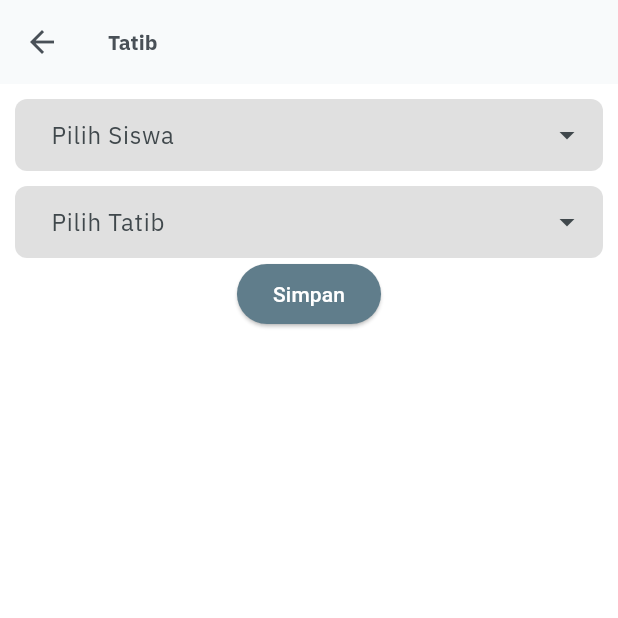
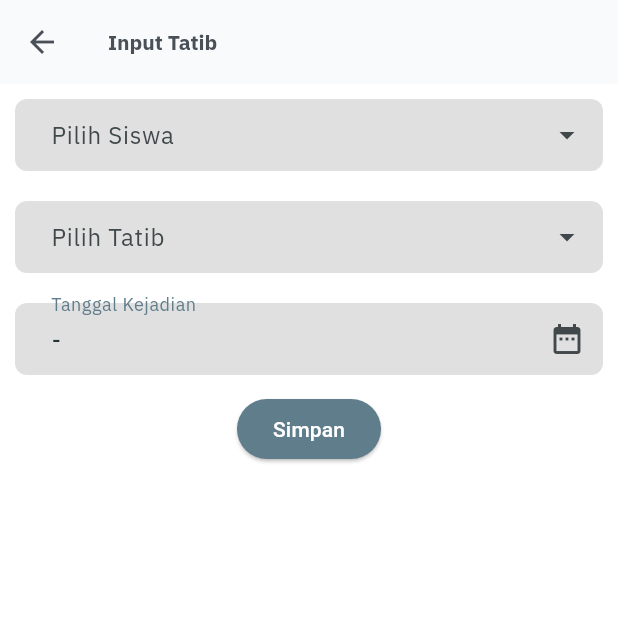
Before and after one commit to hairus/sidemitApps, a Flutter app: the MainNavigationView screen opened directly, after a tap on "tatib", on a phone screen of 412 x 824 dp, the top half of it. Run offline on Flutter 3.47's test engine with Material 3 defaults, Android fonts, the phone set to English and light mode, and no system bars; drawn by our look-alikes of dropdown_search; our stand-ins replace cached_network_image, carousel_slider, dio, file_picker, flutter_animate, flutter_image_compress and 11 more; missing offline and left inert: faker_dart; accounts and stored records are empty; network calls fail.

```diff
--- a/config.json
+++ b/config.json
@@ -1,7 +1,8 @@
 {
     "modules": [
         "login",
-        "tatib"
+        "tatib",
+        "pointday"
     ],
     "module_directory_name": "module",
     "experimental_mode": false,
--- a/lib/core.dart
+++ b/lib/core.dart
@@ -20,10 +20,14 @@ export 'package:hyper_ui/module/main_navigation/controller/main_navigation_contr
 export 'package:hyper_ui/module/main_navigation/view/main_navigation_view.dart';
 export 'package:hyper_ui/module/order/controller/order_controller.dart';
 export 'package:hyper_ui/module/order/view/order_view.dart';
+export 'package:hyper_ui/module/pointday/controller/pointday_controller.dart';
+export 'package:hyper_ui/module/pointday/view/pointday_view.dart';
 export 'package:hyper_ui/module/profile/controller/profile_controller.dart';
 export 'package:hyper_ui/module/profile/view/profile_view.dart';
 export 'package:hyper_ui/module/tatib/controller/tatib_controller.dart';
 export 'package:hyper_ui/module/tatib/view/tatib_view.dart';
+export 'package:hyper_ui/service/auth_services/auth_services.dart';
+export 'package:hyper_ui/service/kelas_siswa/kelas_siswa.dart';
 export 'package:hyper_ui/setup.dart';
 export 'package:hyper_ui/shared/theme/theme.dart';
 export 'package:hyper_ui/shared/theme/theme_config.dart';
--- /dev/null
+++ b/lib/model/point_siswa.dart
@@ -0,0 +1,140 @@
+// To parse this JSON data, do
+//
+//     final pointSiswa = pointSiswaFromJson(jsonString);
+
+import 'dart:convert';
+
+List<PointSiswa> pointSiswaFromJson(String str) =>
+    List<PointSiswa>.from(json.decode(str).map((x) => PointSiswa.fromJson(x)));
+
+String pointSiswaToJson(List<PointSiswa> data) =>
+    json.encode(List<dynamic>.from(data.map((x) => x.toJson())));
+
+class PointSiswa {
+  int id;
+  int nis;
+  int kelasId;
+  int point;
+  int guruId;
+  int tasId;
+  String ket;
+  DateTime createdAt;
+  DateTime updatedAt;
+  int subTatibId;
+  DateTime tgl;
+  Users users;
+
+  PointSiswa({
+    required this.id,
+    required this.nis,
+    required this.kelasId,
+    required this.point,
+    required this.guruId,
+    required this.tasId,
+    required this.ket,
+    required this.createdAt,
+    required this.updatedAt,
+    required this.subTatibId,
+    required this.tgl,
+    required this.users,
+  });
+
+  factory PointSiswa.fromJson(Map<String, dynamic> json) => PointSiswa(
+        id: json["id"],
+        nis: json["nis"],
+        kelasId: json["kelas_id"],
+        point: json["point"],
+        guruId: json["guru_id"],
+        tasId: json["tas_id"],
+        ket: json["ket"],
+        createdAt: DateTime.parse(json["created_at"]),
+        updatedAt: DateTime.parse(json["updated_at"]),
+        subTatibId: json["sub_tatib_id"],
+        tgl: DateTime.parse(json["tgl"]),
+        users: Users.fromJson(json["users"]),
+      );
+
+  Map<String, dynamic> toJson() => {
+        "id": id,
+        "nis": nis,
+        "kelas_id": kelasId,
+        "point": point,
+        "guru_id": guruId,
+        "tas_id": tasId,
+        "ket": ket,
+        "created_at": createdAt.toIso8601String(),
+        "updated_at": updatedAt.toIso8601String(),
+        "sub_tatib_id": subTatibId,
+        "tgl":
+            "${tgl.year.toString().padLeft(4, '0')}-${tgl.month.toString().padLeft(2, '0')}-${tgl.day.toString().padLeft(2, '0')}",
+        "users": users.toJson(),
+      };
+}
+
+class Users {
+  int id;
+  String username;
+  String name;
+  String email;
+  int role;
+  int subRole;
+  int tatib;
+  String ket;
+  int nis;
+  String status;
+  dynamic nip;
+  DateTime createdAt;
+  DateTime updatedAt;
+  dynamic deletedAt;
+
+  Users({
+    required this.id,
+    required this.username,
+    required this.name,
+    required this.email,
+    required this.role,
+    required this.subRole,
+    required this.tatib,
+    required this.ket,
+    required this.nis,
+    required this.status,
+    required this.nip,
+    required this.createdAt,
+    required this.updatedAt,
+    required this.deletedAt,
+  });
+
+  factory Users.fromJson(Map<String, dynamic> json) => Users(
+        id: json["id"],
+        username: json["username"],
+        name: json["name"],
+        email: json["email"],
+        role: json["role"],
+        subRole: json["subRole"],
+        tatib: json["tatib"],
+        ket: json["ket"],
+        nis: json["nis"],
+        status: json["status"],
+        nip: json["nip"],
+        createdAt: DateTime.parse(json["created_at"]),
+        updatedAt: DateTime.parse(json["updated_at"]),
+        deletedAt: json["deleted_at"],
+      );
+
+  Map<String, dynamic> toJson() => {
+        "id": id,
+        "username": username,
+        "name": name,
+        "email": email,
+        "role": role,
+        "subRole": subRole,
+        "tatib": tatib,
+        "ket": ket,
+        "nis": nis,
+        "status": status,
+        "nip": nip,
+        "created_at": createdAt.toIso8601String(),
+        "updated_at": updatedAt.toIso8601String(),
+        "deleted_at": deletedAt,
+      };
+}
--- a/lib/module/main_navigation/view/main_navigation_view.dart
+++ b/lib/module/main_navigation/view/main_navigation_view.dart
@@ -23,7 +23,7 @@ class MainNavigationView extends StatefulWidget {
                       List menus = [
                         {
                           "icon":
-                              "https://cdn-icons-png.flaticon.com/128/878/878052.png",
+                              "https://w7.pngwing.com/pngs/804/128/png-transparent-vienna-convention-on-road-traffic-priority-signs-stop-sign-vienna-convention-on-road-signs-and-signals-traffic-sign-stop-sign-template-text-trademark-logo.png",
                           "label": "tatib",
                           "onTap": () {
                             Get.to(TatibView());
@@ -31,55 +31,57 @@ class MainNavigationView extends StatefulWidget {
                         },
                         {
                           "icon":
-                              "https://cdn-icons-png.flaticon.com/128/3595/3595455.png",
-                          "label": "Pizza",
-                          "onTap": () {},
+                              "https://c0.klipartz.com/pngpicture/937/60/gratis-png-belajar-angka-icon-test-novato-thumbnail.png",
+                          "label": "PoinDay",
+                          "onTap": () {
+                            Get.to(PointdayView());
                           },
-                        {
-                          "icon":
-                              "https://cdn-icons-png.flaticon.com/128/2718/2718224.png",
-                          "label": "Noodles",
-                          "onTap": () {},
                         },
-                        {
-                          "icon":
-                              "https://cdn-icons-png.flaticon.com/128/8060/8060549.png",
-                          "label": "Meat",
-                          "onTap": () {},
-                        },
-                        {
-                          "icon":
-                              "https://cdn-icons-png.flaticon.com/128/454/454570.png",
-                          "label": "Soup",
-                          "onTap": () {},
-                        },
-                        {
-                          "icon":
-                              "https://cdn-icons-png.flaticon.com/128/2965/2965567.png",
-                          "label": "Dessert",
-                          "onTap": () {},
-                        },
-                        {
-                          "icon":
-                              "https://cdn-icons-png.flaticon.com/128/2769/2769608.png",
-                          "label": "Drink",
-                          "onTap": () {},
-                        },
-                        {
-                          "icon":
-                              "https://cdn-icons-png.flaticon.com/128/1037/1037855.png",
-                          "label": "Others",
-                          "onTap": () {},
-                        },
+                        // {
+                        //   "icon":
+                        //       "https://cdn-icons-png.flaticon.com/128/2718/2718224.png",
+                        //   "label": "Noodles",
+                        //   "onTap": () {},
+                        // },
+                        // {
+                        //   "icon":
+                        //       "https://cdn-icons-png.flaticon.com/128/8060/8060549.png",
+                        //   "label": "Meat",
+                        //   "onTap": () {},
+                        // },
+                        // {
+                        //   "icon":
+                        //       "https://cdn-icons-png.flaticon.com/128/454/454570.png",
+                        //   "label": "Soup",
+                        //   "onTap": () {},
+                        // },
+                        // {
+                        //   "icon":
+                        //       "https://cdn-icons-png.flaticon.com/128/2965/2965567.png",
+                        //   "label": "Dessert",
+                        //   "onTap": () {},
+                        // },
+                        // {
+                        //   "icon":
+                        //       "https://cdn-icons-png.flaticon.com/128/2769/2769608.png",
+                        //   "label": "Drink",
+                        //   "onTap": () {},
+                        // },
+                        // {
+                        //   "icon":
+                        //       "https://cdn-icons-png.flaticon.com/128/1037/1037855.png",
+                        //   "label": "Others",
+                        //   "onTap": () {},
+                        // },
                       ];
-                      return Wrap(
+                      return SingleChildScrollView(
+                        controller: ScrollController(),
+                        child: Wrap(
                           children: List.generate(
                             menus.length,
                             (index) {
                               var item = menus[index];
-
                               var size = constraint.biggest.width / 4;
-
                               return SizedBox(
                                 width: size,
                                 height: size,
@@ -95,7 +97,8 @@ class MainNavigationView extends StatefulWidget {
                                   ),
                                   onPressed: () => item["onTap"](),
                                   child: Column(
-                                  crossAxisAlignment: CrossAxisAlignment.center,
+                                    crossAxisAlignment:
+                                        CrossAxisAlignment.center,
                                     mainAxisAlignment: MainAxisAlignment.center,
                                     children: [
                                       Image.network(
@@ -119,17 +122,9 @@ class MainNavigationView extends StatefulWidget {
                               );
                             },
                           ),
+                        ),
                       );
                     },
-                  ),
-                  ElevatedButton(
-                    style: ElevatedButton.styleFrom(
-                      backgroundColor: Colors.blueGrey,
-                    ),
-                    onPressed: () {
-                      controller.doLogout();
-                    },
-                    child: const Text("logout"),
                   ),
                 ],
               ),
@@ -172,11 +167,17 @@ class MainNavigationView extends StatefulWidget {
             ),
             BottomNavigationBarItem(
               icon: Icon(
-                Icons.person,
+                Icons.exit_to_app,
               ),
-              label: "Profile",
+              label: "logout",
             ),
           ],
+        ),
+        floatingActionButton: FloatingActionButton(
+          child: const Icon(Icons.exit_to_app),
+          onPressed: () {
+            controller.doLogout();
+          },
         ),
       ),
     );
--- a/lib/module/tatib/view/tatib_view.dart
+++ b/lib/module/tatib/view/tatib_view.dart
@@ -3,17 +3,19 @@ import 'package:flutter/material.dart';
 import 'package:hyper_ui/core.dart';
 import 'package:hyper_ui/model/kelas_siswa.dart';
 import 'package:hyper_ui/model/sub_tatibs.dart';
-import 'package:hyper_ui/service/auth_services/auth_services.dart';
-import 'package:hyper_ui/service/kelas_siswa/kelas_siswa.dart';
 
 class TatibView extends StatefulWidget {
   const TatibView({Key? key}) : super(key: key);
 
   Widget build(context, TatibController controller) {
+    String nis = "0";
+    String? tanggal;
+    String tatibId = "0";
+
     controller.view = this;
     return Scaffold(
       appBar: AppBar(
-        title: const Text("Tatib"),
+        title: const Text("Input Tatib"),
         actions: const [],
       ),
       body: SingleChildScrollView(
@@ -31,14 +33,18 @@ class TatibView extends StatefulWidget {
                 ),
                 asyncItems: (String filter) => controller.doGetKelasSiswa(),
                 itemAsString: (KelasSiswa u) => u.users.name,
-                onChanged: (KelasSiswa? data) {},
+                onChanged: (KelasSiswa? data) {
+                  if (data?.nis != null) {
+                    nis = data!.nis.toString();
+                  }
+                },
                 dropdownDecoratorProps: const DropDownDecoratorProps(
                   dropdownSearchDecoration:
                       InputDecoration(labelText: "Pilih Siswa"),
                 ),
               ),
               const SizedBox(
-                height: 10.0,
+                height: 20.0,
               ),
               DropdownSearch<SubTatibs>(
                 selectedItem: null,
@@ -50,21 +56,33 @@ class TatibView extends StatefulWidget {
                 ),
                 asyncItems: (String filter) => controller.getTatibs(),
                 itemAsString: (SubTatibs u) => u.subTatib + '->' + u.poin,
-                onChanged: (SubTatibs? data) {},
+                onChanged: (SubTatibs? data) {
+                  if (data?.id != null) {
+                    tatibId = data!.id.toString();
+                  }
+                },
                 dropdownDecoratorProps: const DropDownDecoratorProps(
                   dropdownSearchDecoration:
                       InputDecoration(labelText: "Pilih Tatib"),
                 ),
+              ),
+              const SizedBox(
+                height: 20.0,
+              ),
+              QDatePicker(
+                label: "Tanggal Kejadian",
+                validator: Validator.required,
+                value: null,
+                onChanged: (value) {
+                  tanggal = value.toString();
+                },
               ),
               ElevatedButton(
                 style: ElevatedButton.styleFrom(
                   backgroundColor: Colors.blueGrey,
                 ),
                 onPressed: () {
-                  snackbarDanger(
-                    message: "maaf masih belum bisa di simpan",
-                    duration: 2,
-                  );
+                  controller.simpTatib(tatibId, nis, tanggal);
                 },
                 child: const Text("Simpan"),
               ),
--- a/lib/shared/widget/form/textfield/text_field.dart
+++ b/lib/shared/widget/form/textfield/text_field.dart
@@ -76,6 +76,7 @@ class _QTextFieldState extends State<QTextField> {
         validator: widget.validator,
         maxLength: widget.maxLength,
         obscureText: widget.obscure,
+        autocorrect: false,
         decoration: InputDecoration(
           labelText: widget.label,
           suffixIcon: Icon(
```
Also changed, not shown: lib/module/pointday/controller/pointday_controller.dart (added, +36 -0 lines), lib/module/pointday/view/pointday_view.dart (added, +81 -0 lines), lib/module/tatib/controller/tatib_controller.dart (+22 -2 lines), 9 other files. Lines whose indentation alone changed are shown as unchanged.
